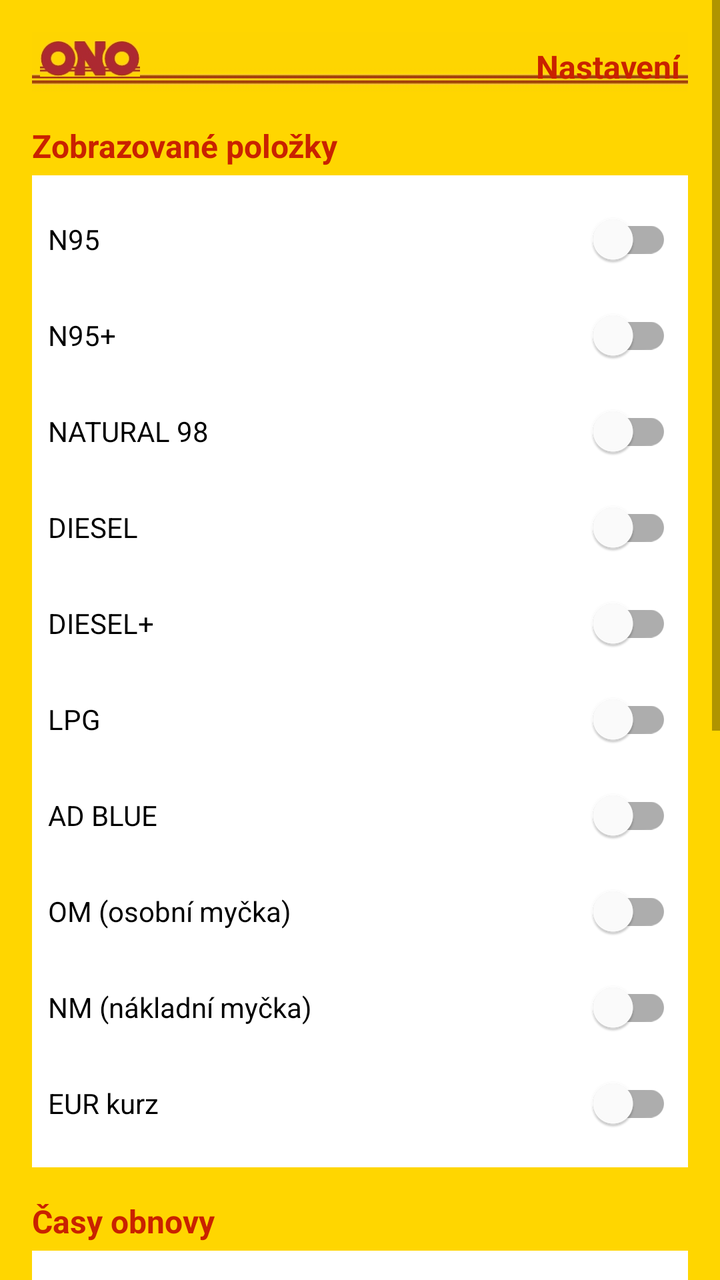
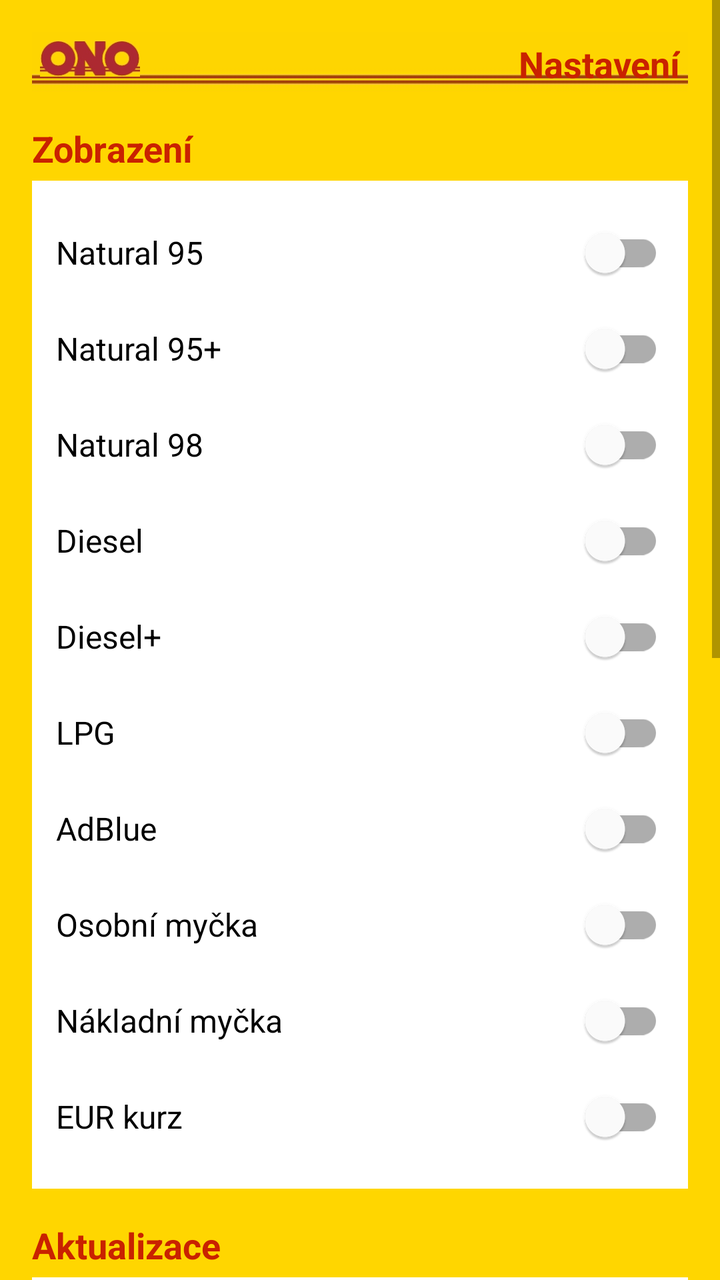

Compare the two renders of this Android layout. The source of the first and the diff that turns it into the second are given below.
<!-- AndroidManifest.xml: activity theme Theme.TankONOWidget -->
<!-- res/layout/activity_main.xml -->
<?xml version="1.0" encoding="utf-8"?>

<ScrollView xmlns:android="http://schemas.android.com/apk/res/android"
    xmlns:app="http://schemas.android.com/apk/res-auto"
    android:layout_width="match_parent"
    android:layout_height="match_parent"
    android:background="@color/yellow">

    <LinearLayout
        android:layout_width="match_parent"
        android:layout_height="wrap_content"
        android:orientation="vertical"
        android:padding="16dp">

        
        <FrameLayout
            android:layout_width="match_parent"
            android:layout_height="30dp">

            
            <ImageView
                android:layout_width="match_parent"
                android:layout_height="30dp"
                android:layout_gravity="bottom"
                android:src="@drawable/logo_linka"
                android:scaleType="fitXY"
                android:contentDescription="Linka" />

            
            <LinearLayout
                android:layout_width="match_parent"
                android:layout_height="match_parent"
                android:orientation="horizontal"
                android:gravity="bottom"
                android:paddingStart="4dp"
                android:paddingEnd="4dp">

                <ImageView
                    android:layout_width="50dp"
                    android:layout_height="26dp"
                    android:src="@drawable/logo_text"
                    android:scaleType="fitStart"
                    android:contentDescription="ONO text" />

                <TextView
                    android:layout_width="0dp"
                    android:layout_height="match_parent"
                    android:layout_weight="1"
                    android:text="Nastavení"
                    android:textSize="16sp"
                    android:textColor="@color/red"
                    android:textStyle="bold"
                    android:gravity="bottom|end"
                    android:paddingBottom="2dp" />

            </LinearLayout>

        </FrameLayout>

        
        <TextView
            android:layout_width="wrap_content"
            android:layout_height="wrap_content"
            android:text="Zobrazované položky"
            android:textSize="16sp"
            android:textStyle="bold"
            android:textColor="@color/red"
            android:layout_marginTop="16dp" />

        <LinearLayout
            android:layout_width="match_parent"
            android:layout_height="wrap_content"
            android:orientation="vertical"
            android:background="@color/white"
            android:padding="8dp"
            android:layout_marginTop="4dp">

            <com.google.android.material.switchmaterial.SwitchMaterial
                android:id="@+id/switch_n95"
                android:layout_width="match_parent"
                android:layout_height="wrap_content"
                android:text="N95" />

            <com.google.android.material.switchmaterial.SwitchMaterial
                android:id="@+id/switch_n95p"
                android:layout_width="match_parent"
                android:layout_height="wrap_content"
                android:text="N95+" />

            <com.google.android.material.switchmaterial.SwitchMaterial
                android:id="@+id/switch_n98"
                android:layout_width="match_parent"
                android:layout_height="wrap_content"
                android:text="NATURAL 98" />

            <com.google.android.material.switchmaterial.SwitchMaterial
                android:id="@+id/switch_diesel"
                android:layout_width="match_parent"
                android:layout_height="wrap_content"
                android:text="DIESEL" />

            <com.google.android.material.switchmaterial.SwitchMaterial
                android:id="@+id/switch_diesel_plus"
                android:layout_width="match_parent"
                android:layout_height="wrap_content"
                android:text="DIESEL+" />

            <com.google.android.material.switchmaterial.SwitchMaterial
                android:id="@+id/switch_lpg"
                android:layout_width="match_parent"
                android:layout_height="wrap_content"
                android:text="LPG" />

            <com.google.android.material.switchmaterial.SwitchMaterial
                android:id="@+id/switch_adblue"
                android:layout_width="match_parent"
                android:layout_height="wrap_content"
                android:text="AD BLUE" />

            <com.google.android.material.switchmaterial.SwitchMaterial
                android:id="@+id/switch_om"
                android:layout_width="match_parent"
                android:layout_height="wrap_content"
                android:text="OM (osobní myčka)" />

            <com.google.android.material.switchmaterial.SwitchMaterial
                android:id="@+id/switch_nm"
                android:layout_width="match_parent"
                android:layout_height="wrap_content"
                android:text="NM (nákladní myčka)" />

            <com.google.android.material.switchmaterial.SwitchMaterial
                android:id="@+id/switch_euro"
                android:layout_width="match_parent"
                android:layout_height="wrap_content"
                android:text="EUR kurz" />

        </LinearLayout>

        
        <TextView
            android:layout_width="wrap_content"
            android:layout_height="wrap_content"
            android:text="Časy obnovy"
            android:textSize="16sp"
            android:textStyle="bold"
            android:textColor="@color/red"
            android:layout_marginTop="16dp" />

        <LinearLayout
            android:layout_width="match_parent"
            android:layout_height="wrap_content"
            android:orientation="vertical"
            android:background="@color/white"
            android:padding="8dp"
            android:layout_marginTop="4dp">

            <LinearLayout
                android:layout_width="match_parent"
                android:layout_height="wrap_content"
                android:orientation="horizontal"
                android:layout_marginBottom="4dp">
                <TextView
                    android:layout_width="120dp"
                    android:layout_height="wrap_content"
                    android:text="Začátek špičky:" />
                <EditText
                    android:id="@+id/et_peak_start"
                    android:layout_width="0dp"
                    android:layout_weight="1"
                    android:layout_height="wrap_content"
                    android:inputType="text"
                    android:text="14:30" />
            </LinearLayout>

            <LinearLayout
                android:layout_width="match_parent"
                android:layout_height="wrap_content"
                android:orientation="horizontal"
                android:layout_marginBottom="4dp">
                <TextView
                    android:layout_width="120dp"
                    android:layout_height="wrap_content"
                    android:text="Konec špičky:" />
                <EditText
                    android:id="@+id/et_peak_end"
                    android:layout_width="0dp"
                    android:layout_weight="1"
                    android:layout_height="wrap_content"
                    android:inputType="text"
                    android:text="16:00" />
            </LinearLayout>

            <LinearLayout
                android:layout_width="match_parent"
                android:layout_height="wrap_content"
                android:orientation="horizontal"
                android:layout_marginBottom="4dp">
                <TextView
                    android:layout_width="120dp"
                    android:layout_height="wrap_content"
                    android:text="Interval špička (min):" />
                <EditText
                    android:id="@+id/et_peak_interval"
                    android:layout_width="0dp"
                    android:layout_weight="1"
                    android:layout_height="wrap_content"
                    android:inputType="number"
                    android:text="10" />
            </LinearLayout>

            <LinearLayout
                android:layout_width="match_parent"
                android:layout_height="wrap_content"
                android:orientation="horizontal">
                <TextView
                    android:layout_width="120dp"
                    android:layout_height="wrap_content"
                    android:text="Interval mimo (min):" />
                <EditText
                    android:id="@+id/et_off_peak_interval"
                    android:layout_width="0dp"
                    android:layout_weight="1"
                    android:layout_height="wrap_content"
                    android:inputType="number"
                    android:text="60" />
            </LinearLayout>

        </LinearLayout>

        
        <TextView
            android:layout_width="wrap_content"
            android:layout_height="wrap_content"
            android:text="Vzhled"
            android:textSize="16sp"
            android:textStyle="bold"
            android:textColor="@color/red"
            android:layout_marginTop="16dp" />

        <LinearLayout
            android:layout_width="match_parent"
            android:layout_height="wrap_content"
            android:orientation="vertical"
            android:background="@color/white"
            android:padding="8dp"
            android:layout_marginTop="4dp">

            <com.google.android.material.switchmaterial.SwitchMaterial
                android:id="@+id/switch_hide_icon"
                android:layout_width="match_parent"
                android:layout_height="wrap_content"
                android:text="Skrýt ikonu ze seznamu aplikací" />

        </LinearLayout>

        
        <LinearLayout
            android:layout_width="match_parent"
            android:layout_height="wrap_content"
            android:orientation="horizontal"
            android:layout_marginTop="16dp">

            <Button
                android:id="@+id/btn_save"
                android:layout_width="0dp"
                android:layout_weight="1"
                android:layout_height="wrap_content"
                android:text="Uložit"
                android:backgroundTint="@color/red"
                android:layout_marginEnd="8dp" />

            <Button
                android:id="@+id/btn_update_now"
                android:layout_width="0dp"
                android:layout_weight="1"
                android:layout_height="wrap_content"
                android:text="Aktualizovat nyní"
                android:backgroundTint="@color/red" />

        </LinearLayout>

        
        <LinearLayout
            android:layout_width="match_parent"
            android:layout_height="wrap_content"
            android:orientation="horizontal"
            android:layout_marginTop="8dp">

            <Button
                android:id="@+id/btn_show_log"
                android:layout_width="0dp"
                android:layout_weight="1"
                android:layout_height="wrap_content"
                android:text="Zobrazit log"
                android:backgroundTint="@color/red"
                android:layout_marginEnd="4dp" />

            <Button
                android:id="@+id/btn_export_log"
                android:layout_width="0dp"
                android:layout_weight="1"
                android:layout_height="wrap_content"
                android:text="Export log"
                android:backgroundTint="@color/red"
                android:layout_marginStart="4dp"
                android:layout_marginEnd="4dp" />

            <Button
                android:id="@+id/btn_clear_log"
                android:layout_width="0dp"
                android:layout_weight="1"
                android:layout_height="wrap_content"
                android:text="Smazat log"
                android:backgroundTint="@color/red"
                android:layout_marginStart="4dp" />

        </LinearLayout>

        
        <TextView
            android:id="@+id/tv_last_update"
            android:layout_width="match_parent"
            android:layout_height="wrap_content"
            android:text="Poslední změna cen: --\nPoslední aktualizace: --"
            android:textSize="12sp"
            android:textColor="@color/grey_text"
            android:gravity="center"
            android:layout_marginTop="16dp" />

    </LinearLayout>

</ScrollView>
<!-- resources referenced by this layout -->
<resources>
  <color name="grey_text">#666666</color>
  <color name="red">#C92200</color>
  <color name="white">#FFFFFF</color>
  <color name="yellow">#FFD600</color>
  <!-- drawable logo_linka: png bitmap (drawable-hdpi, 208 bytes) -->
  <!-- drawable logo_text: png bitmap (drawable-hdpi, 13843 bytes) -->
  <style name="Theme.TankONOWidget" parent="Theme.MaterialComponents.DayNight.NoActionBar">
          <item name="colorPrimary">@color/red</item>
          <item name="colorPrimaryVariant">@color/red</item>
          <item name="colorOnPrimary">@color/white</item>
          <item name="colorSecondary">@color/yellow</item>
          <item name="colorSecondaryVariant">@color/yellow</item>
          <item name="colorOnSecondary">@color/black</item>
          <item name="android:statusBarColor">@color/red</item>
      </style>
  <color name="black">#000000</color>
</resources>

<!-- the commit's change to res/layout/activity_main.xml (unified diff, before → after) -->
@@ -17,7 +17,6 @@
             android:layout_width="match_parent"
             android:layout_height="30dp">
 
-            
             <ImageView
                 android:layout_width="match_parent"
                 android:layout_height="30dp"
@@ -26,7 +25,6 @@
                 android:scaleType="fitXY"
                 android:contentDescription="Linka" />
 
-            
             <LinearLayout
                 android:layout_width="match_parent"
                 android:layout_height="match_parent"
@@ -47,7 +45,7 @@
                     android:layout_height="match_parent"
                     android:layout_weight="1"
                     android:text="Nastavení"
-                    android:textSize="16sp"
+                    android:textSize="18sp"
                     android:textColor="@color/red"
                     android:textStyle="bold"
                     android:gravity="bottom|end"
@@ -61,8 +59,8 @@
         <TextView
             android:layout_width="wrap_content"
             android:layout_height="wrap_content"
-            android:text="Zobrazované položky"
-            android:textSize="16sp"
+            android:text="Zobrazení"
+            android:textSize="18sp"
             android:textStyle="bold"
             android:textColor="@color/red"
             android:layout_marginTop="16dp" />
@@ -72,68 +70,78 @@
             android:layout_height="wrap_content"
             android:orientation="vertical"
             android:background="@color/white"
-            android:padding="8dp"
+            android:padding="12dp"
             android:layout_marginTop="4dp">
 
             <com.google.android.material.switchmaterial.SwitchMaterial
                 android:id="@+id/switch_n95"
                 android:layout_width="match_parent"
                 android:layout_height="wrap_content"
-                android:text="N95" />
+                android:text="Natural 95"
+                android:textSize="16sp" />
 
             <com.google.android.material.switchmaterial.SwitchMaterial
                 android:id="@+id/switch_n95p"
                 android:layout_width="match_parent"
                 android:layout_height="wrap_content"
-                android:text="N95+" />
+                android:text="Natural 95+"
+                android:textSize="16sp" />
 
             <com.google.android.material.switchmaterial.SwitchMaterial
                 android:id="@+id/switch_n98"
                 android:layout_width="match_parent"
                 android:layout_height="wrap_content"
-                android:text="NATURAL 98" />
+                android:text="Natural 98"
+                android:textSize="16sp" />
 
             <com.google.android.material.switchmaterial.SwitchMaterial
                 android:id="@+id/switch_diesel"
                 android:layout_width="match_parent"
                 android:layout_height="wrap_content"
-                android:text="DIESEL" />
+                android:text="Diesel"
+                android:textSize="16sp" />
 
             <com.google.android.material.switchmaterial.SwitchMaterial
                 android:id="@+id/switch_diesel_plus"
                 android:layout_width="match_parent"
                 android:layout_height="wrap_content"
-                android:text="DIESEL+" />
+                android:text="Diesel+"
+                android:textSize="16sp" />
 
             <com.google.android.material.switchmaterial.SwitchMaterial
                 android:id="@+id/switch_lpg"
                 android:layout_width="match_parent"
                 android:layout_height="wrap_content"
-                android:text="LPG" />
+                android:text="LPG"
+                android:textSize="16sp" />
 
             <com.google.android.material.switchmaterial.SwitchMaterial
                 android:id="@+id/switch_adblue"
                 android:layout_width="match_parent"
                 android:layout_height="wrap_content"
-                android:text="AD BLUE" />
+                android:text="AdBlue"
+                android:textSize="16sp" />
 
             <com.google.android.material.switchmaterial.SwitchMaterial
                 android:id="@+id/switch_om"
                 android:layout_width="match_parent"
                 android:layout_height="wrap_content"
-                android:text="OM (osobní myčka)" />
+                android:text="Osobní myčka"
+                android:textSize="16sp" />
 
             <com.google.android.material.switchmaterial.SwitchMaterial
                 android:id="@+id/switch_nm"
                 android:layout_width="match_parent"
                 android:layout_height="wrap_content"
-                android:text="NM (nákladní myčka)" />
+                android:text="Nákladní myčka"
+                android:textSize="16sp" />
 
             <com.google.android.material.switchmaterial.SwitchMaterial
                 android:id="@+id/switch_euro"
                 android:layout_width="match_parent"
                 android:layout_height="wrap_content"
-                android:text="EUR kurz" />
+                android:text="EUR kurz"
+                android:textSize="16sp" />
 
         </LinearLayout>
 
@@ -141,8 +149,8 @@
         <TextView
             android:layout_width="wrap_content"
             android:layout_height="wrap_content"
-            android:text="Časy obnovy"
-            android:textSize="16sp"
+            android:text="Aktualizace"
+            android:textSize="18sp"
             android:textStyle="bold"
             android:textColor="@color/red"
             android:layout_marginTop="16dp" />
@@ -152,78 +160,268 @@
             android:layout_height="wrap_content"
             android:orientation="vertical"
             android:background="@color/white"
-            android:padding="8dp"
+            android:padding="12dp"
             android:layout_marginTop="4dp">
 
+            
+            <TextView
+                android:layout_width="wrap_content"
+                android:layout_height="wrap_content"
+                android:text="Špička"
+                android:textSize="16sp"
+                android:textStyle="bold"
+                android:textColor="@color/red" />
+
             <LinearLayout
                 android:layout_width="match_parent"
                 android:layout_height="wrap_content"
                 android:orientation="horizontal"
-                android:layout_marginBottom="4dp">
-                <TextView
-                    android:layout_width="120dp"
-                    android:layout_height="wrap_content"
-                    android:text="Začátek špičky:" />
-                <EditText
-                    android:id="@+id/et_peak_start"
+                android:gravity="center_vertical"
+                android:layout_marginTop="6dp">
+
+                <TextView
+                    android:layout_width="wrap_content"
+                    android:layout_height="wrap_content"
+                    android:text="od"
+                    android:textSize="15sp" />
+
+                <Button
+                    android:id="@+id/btn_peak_start_minus"
+                    android:layout_width="48dp"
+                    android:layout_height="48dp"
+                    android:text="−"
+                    android:textSize="20sp"
+                    android:backgroundTint="@color/red"
+                    android:layout_marginStart="8dp"
+                    android:padding="0dp"
+                    android:minWidth="0dp"
+                    android:insetTop="0dp"
+                    android:insetBottom="0dp" />
+
+                <TextView
+                    android:id="@+id/tv_peak_start"
+                    android:layout_width="wrap_content"
+                    android:layout_height="wrap_content"
+                    android:text="14:30"
+                    android:textSize="16sp"
+                    android:textStyle="bold"
+                    android:layout_marginStart="8dp"
+                    android:layout_marginEnd="8dp"
+                    android:minWidth="60dp"
+                    android:gravity="center" />
+
+                <Button
+                    android:id="@+id/btn_peak_start_plus"
+                    android:layout_width="48dp"
+                    android:layout_height="48dp"
+                    android:text="+"
+                    android:textSize="20sp"
+                    android:backgroundTint="@color/red"
+                    android:padding="0dp"
+                    android:minWidth="0dp"
+                    android:insetTop="0dp"
+                    android:insetBottom="0dp" />
+
+                <TextView
                     android:layout_width="0dp"
                     android:layout_weight="1"
                     android:layout_height="wrap_content"
-                    android:inputType="text"
-                    android:text="14:30" />
+                    android:text="do"
+                    android:textSize="15sp"
+                    android:gravity="end" />
+
+                <Button
+                    android:id="@+id/btn_peak_end_minus"
+                    android:layout_width="48dp"
+                    android:layout_height="48dp"
+                    android:text="−"
+                    android:textSize="20sp"
+                    android:backgroundTint="@color/red"
+                    android:layout_marginStart="8dp"
+                    android:padding="0dp"
+                    android:minWidth="0dp"
+                    android:insetTop="0dp"
+                    android:insetBottom="0dp" />
+
+                <TextView
+                    android:id="@+id/tv_peak_end"
+                    android:layout_width="wrap_content"
+                    android:layout_height="wrap_content"
+                    android:text="16:00"
+                    android:textSize="16sp"
+                    android:textStyle="bold"
+                    android:layout_marginStart="8dp"
+                    android:layout_marginEnd="8dp"
+                    android:minWidth="60dp"
+                    android:gravity="center" />
+
+                <Button
+                    android:id="@+id/btn_peak_end_plus"
+                    android:layout_width="48dp"
+                    android:layout_height="48dp"
+                    android:text="+"
+                    android:textSize="20sp"
+                    android:backgroundTint="@color/red"
+                    android:padding="0dp"
+                    android:minWidth="0dp"
+                    android:insetTop="0dp"
+                    android:insetBottom="0dp" />
+
             </LinearLayout>
 
+            
+            <TextView
+                android:layout_width="wrap_content"
+                android:layout_height="wrap_content"
+                android:text="Interval špička / mimo"
+                android:textSize="16sp"
+                android:textStyle="bold"
+                android:textColor="@color/red"
+                android:layout_marginTop="12dp" />
+
             <LinearLayout
                 android:layout_width="match_parent"
                 android:layout_height="wrap_content"
                 android:orientation="horizontal"
-                android:layout_marginBottom="4dp">
-                <TextView
-                    android:layout_width="120dp"
-                    android:layout_height="wrap_content"
-                    android:text="Konec špičky:" />
-                <EditText
-                    android:id="@+id/et_peak_end"
+                android:gravity="center_vertical"
+                android:layout_marginTop="6dp">
+
+                <Button
+                    android:id="@+id/btn_peak_interval_minus"
+                    android:layout_width="48dp"
+                    android:layout_height="48dp"
+                    android:text="−"
+                    android:textSize="20sp"
+                    android:backgroundTint="@color/red"
+                    android:padding="0dp"
+                    android:minWidth="0dp"
+                    android:insetTop="0dp"
+                    android:insetBottom="0dp" />
+
+                <TextView
+                    android:id="@+id/tv_peak_interval"
+                    android:layout_width="wrap_content"
+                    android:layout_height="wrap_content"
+                    android:text="10"
+                    android:textSize="16sp"
+                    android:textStyle="bold"
+                    android:layout_marginStart="8dp"
+                    android:layout_marginEnd="8dp"
+                    android:minWidth="60dp"
+                    android:gravity="center" />
+
+                <Button
+                    android:id="@+id/btn_peak_interval_plus"
+                    android:layout_width="48dp"
+                    android:layout_height="48dp"
+                    android:text="+"
+                    android:textSize="20sp"
+                    android:backgroundTint="@color/red"
+                    android:padding="0dp"
+                    android:minWidth="0dp"
+                    android:insetTop="0dp"
+                    android:insetBottom="0dp" />
+
+                <TextView
                     android:layout_width="0dp"
                     android:layout_weight="1"
                     android:layout_height="wrap_content"
-                    android:inputType="text"
-                    android:text="16:00" />
+                    android:text="min"
+                    android:textSize="15sp"
+                    android:gravity="end"
+                    android:layout_marginEnd="16dp" />
+
+                <Button
+                    android:id="@+id/btn_off_peak_interval_minus"
+                    android:layout_width="48dp"
+                    android:layout_height="48dp"
+                    android:text="−"
+                    android:textSize="20sp"
+                    android:backgroundTint="@color/red"
+                    android:padding="0dp"
+                    android:minWidth="0dp"
+                    android:insetTop="0dp"
+                    android:insetBottom="0dp" />
+
+                <TextView
+                    android:id="@+id/tv_off_peak_interval"
+                    android:layout_width="wrap_content"
+                    android:layout_height="wrap_content"
+                    android:text="60"
+                    android:textSize="16sp"
+                    android:textStyle="bold"
+                    android:layout_marginStart="8dp"
+                    android:layout_marginEnd="8dp"
+                    android:minWidth="60dp"
+                    android:gravity="center" />
+
+                <Button
+                    android:id="@+id/btn_off_peak_interval_plus"
+                    android:layout_width="48dp"
+                    android:layout_height="48dp"
+                    android:text="+"
+                    android:textSize="20sp"
+                    android:backgroundTint="@color/red"
+                    android:padding="0dp"
+                    android:minWidth="0dp"
+                    android:insetTop="0dp"
+                    android:insetBottom="0dp" />
+
             </LinearLayout>
 
+            
+            <TextView
+                android:layout_width="wrap_content"
+                android:layout_height="wrap_content"
+                android:text="Velikost textu widgetu"
+                android:textSize="16sp"
+                android:textStyle="bold"
+                android:textColor="@color/red"
+                android:layout_marginTop="12dp" />
+
             <LinearLayout
                 android:layout_width="match_parent"
                 android:layout_height="wrap_content"
                 android:orientation="horizontal"
-                android:layout_marginBottom="4dp">
-                <TextView
-                    android:layout_width="120dp"
-                    android:layout_height="wrap_content"
-                    android:text="Interval špička (min):" />
-                <EditText
-                    android:id="@+id/et_peak_interval"
-                    android:layout_width="0dp"
-                    android:layout_weight="1"
-                    android:layout_height="wrap_content"
-                    android:inputType="number"
-                    android:text="10" />
-            </LinearLayout>
-
-            <LinearLayout
-                android:layout_width="match_parent"
-                android:layout_height="wrap_content"
-                android:orientation="horizontal">
-                <TextView
-                    android:layout_width="120dp"
-                    android:layout_height="wrap_content"
-                    android:text="Interval mimo (min):" />
-                <EditText
-                    android:id="@+id/et_off_peak_interval"
-                    android:layout_width="0dp"
-                    android:layout_weight="1"
-                    android:layout_height="wrap_content"
-                    android:inputType="number"
-                    android:text="60" />
+                android:gravity="center_vertical"
+                android:layout_marginTop="6dp">
+
+                <Button
+                    android:id="@+id/btn_widget_text_minus"
+                    android:layout_width="48dp"
+                    android:layout_height="48dp"
+                    android:text="−"
+                    android:textSize="20sp"
+                    android:backgroundTint="@color/red"
+                    android:padding="0dp"
+                    android:minWidth="0dp"
+                    android:insetTop="0dp"
+                    android:insetBottom="0dp" />
+
+                <TextView
+                    android:id="@+id/tv_widget_text_size"
+                    android:layout_width="wrap_content"
+                    android:layout_height="wrap_content"
+                    android:text="12 sp"
+                    android:textSize="16sp"
+                    android:textStyle="bold"
+                    android:layout_marginStart="8dp"
+                    android:layout_marginEnd="8dp"
+                    android:minWidth="60dp"
+                    android:gravity="center" />
+
+                <Button
+                    android:id="@+id/btn_widget_text_plus"
+                    android:layout_width="48dp"
+                    android:layout_height="48dp"
+                    android:text="+"
+                    android:textSize="20sp"
+                    android:backgroundTint="@color/red"
+                    android:padding="0dp"
+                    android:minWidth="0dp"
+                    android:insetTop="0dp"
+                    android:insetBottom="0dp" />
+
             </LinearLayout>
 
         </LinearLayout>
@@ -233,7 +431,7 @@
             android:layout_width="wrap_content"
             android:layout_height="wrap_content"
             android:text="Vzhled"
-            android:textSize="16sp"
+            android:textSize="18sp"
             android:textStyle="bold"
             android:textColor="@color/red"
             android:layout_marginTop="16dp" />
@@ -243,14 +441,15 @@
             android:layout_height="wrap_content"
             android:orientation="vertical"
             android:background="@color/white"
-            android:padding="8dp"
+            android:padding="12dp"
             android:layout_marginTop="4dp">
 
             <com.google.android.material.switchmaterial.SwitchMaterial
                 android:id="@+id/switch_hide_icon"
                 android:layout_width="match_parent"
                 android:layout_height="wrap_content"
-                android:text="Skrýt ikonu ze seznamu aplikací" />
+                android:text="Skrýt ikonu ze seznamu aplikací"
+                android:textSize="16sp" />
 
         </LinearLayout>
 
@@ -267,6 +466,7 @@
                 android:layout_weight="1"
                 android:layout_height="wrap_content"
                 android:text="Uložit"
+                android:textSize="16sp"
                 android:backgroundTint="@color/red"
                 android:layout_marginEnd="8dp" />
 
@@ -276,6 +476,7 @@
                 android:layout_weight="1"
                 android:layout_height="wrap_content"
                 android:text="Aktualizovat nyní"
+                android:textSize="16sp"
                 android:backgroundTint="@color/red" />
 
         </LinearLayout>
@@ -293,6 +494,7 @@
                 android:layout_weight="1"
                 android:layout_height="wrap_content"
                 android:text="Zobrazit log"
+                android:textSize="14sp"
                 android:backgroundTint="@color/red"
                 android:layout_marginEnd="4dp" />
 
@@ -302,6 +504,7 @@
                 android:layout_weight="1"
                 android:layout_height="wrap_content"
                 android:text="Export log"
+                android:textSize="14sp"
                 android:backgroundTint="@color/red"
                 android:layout_marginStart="4dp"
                 android:layout_marginEnd="4dp" />
@@ -312,6 +515,7 @@
                 android:layout_weight="1"
                 android:layout_height="wrap_content"
                 android:text="Smazat log"
+                android:textSize="14sp"
                 android:backgroundTint="@color/red"
                 android:layout_marginStart="4dp" />
 
@@ -323,7 +527,7 @@
             android:layout_width="match_parent"
             android:layout_height="wrap_content"
             android:text="Poslední změna cen: --\nPoslední aktualizace: --"
-            android:textSize="12sp"
+            android:textSize="14sp"
             android:textColor="@color/grey_text"
             android:gravity="center"
             android:layout_marginTop="16dp" />
